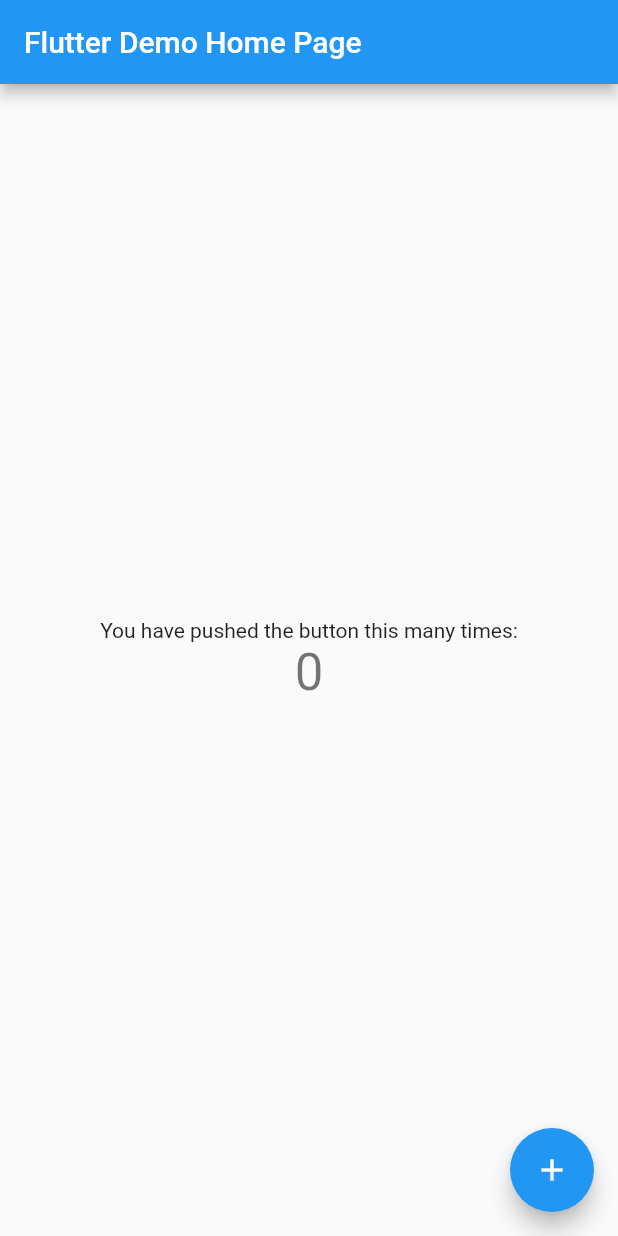
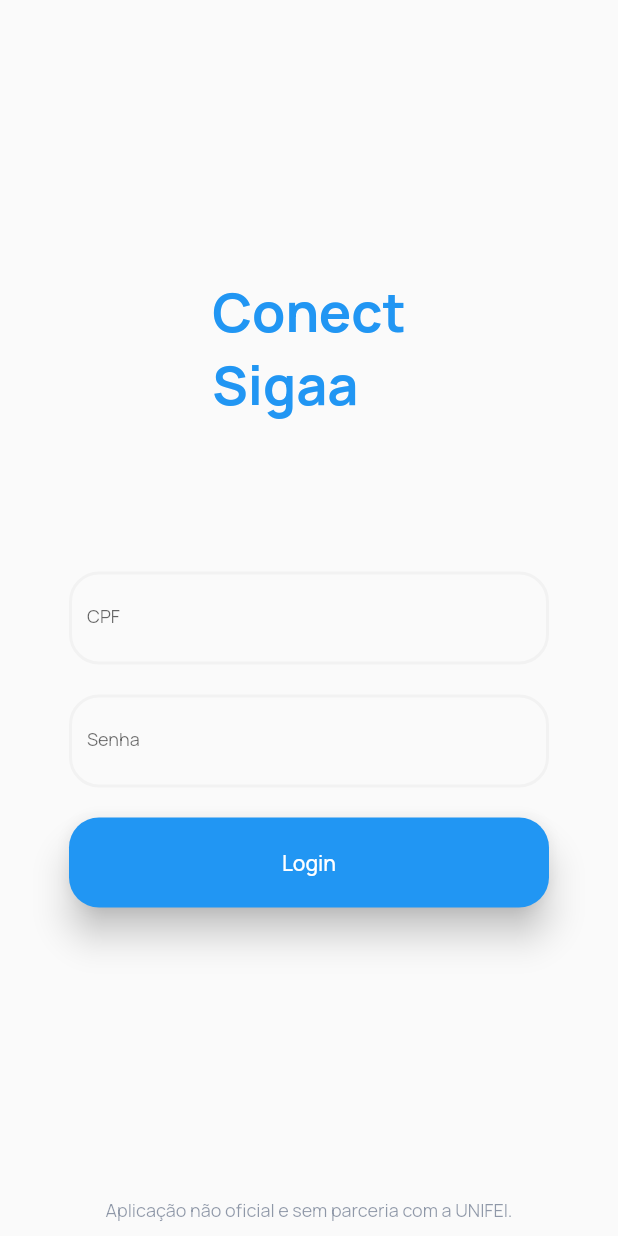
Before and after one commit to marcos-bah/semana-prog-app_unifei, a Flutter app: the screen it shows after launch, on a phone screen of 412 x 824 dp. Run offline on Flutter 3.47's test engine with Material 2 defaults, Android fonts, the phone set to English and light mode, and no system bars; our stand-ins replace google_fonts.

Commit message:
last commit

```diff
--- a/lib/main.dart
+++ b/lib/main.dart
@@ -1,115 +1,6 @@
+import 'package:app_unifei/src/app/app.dart';
 import 'package:flutter/material.dart';
 
 void main() {
   runApp(const MyApp());
 }
-
-class MyApp extends StatelessWidget {
-  const MyApp({super.key});
-
-  // This widget is the root of your application.
-  @override
-  Widget build(BuildContext context) {
-    return MaterialApp(
-      title: 'Flutter Demo',
-      theme: ThemeData(
-        // This is the theme of your application.
-        //
-        // Try running your application with "flutter run". You'll see the
-        // application has a blue toolbar. Then, without quitting the app, try
-        // changing the primarySwatch below to Colors.green and then invoke
-        // "hot reload" (press "r" in the console where you ran "flutter run",
-        // or simply save your changes to "hot reload" in a Flutter IDE).
-        // Notice that the counter didn't reset back to zero; the application
-        // is not restarted.
-        primarySwatch: Colors.blue,
-      ),
-      home: const MyHomePage(title: 'Flutter Demo Home Page'),
-    );
-  }
-}
-
-class MyHomePage extends StatefulWidget {
-  const MyHomePage({super.key, required this.title});
-
-  // This widget is the home page of your application. It is stateful, meaning
-  // that it has a State object (defined below) that contains fields that affect
-  // how it looks.
-
-  // This class is the configuration for the state. It holds the values (in this
-  // case the title) provided by the parent (in this case the App widget) and
-  // used by the build method of the State. Fields in a Widget subclass are
-  // always marked "final".
-
-  final String title;
-
-  @override
-  State<MyHomePage> createState() => _MyHomePageState();
-}
-
-class _MyHomePageState extends State<MyHomePage> {
-  int _counter = 0;
-
-  void _incrementCounter() {
-    setState(() {
-      // This call to setState tells the Flutter framework that something has
-      // changed in this State, which causes it to rerun the build method below
-      // so that the display can reflect the updated values. If we changed
-      // _counter without calling setState(), then the build method would not be
-      // called again, and so nothing would appear to happen.
-      _counter++;
-    });
-  }
-
-  @override
-  Widget build(BuildContext context) {
-    // This method is rerun every time setState is called, for instance as done
-    // by the _incrementCounter method above.
-    //
-    // The Flutter framework has been optimized to make rerunning build methods
-    // fast, so that you can just rebuild anything that needs updating rather
-    // than having to individually change instances of widgets.
-    return Scaffold(
-      appBar: AppBar(
-        // Here we take the value from the MyHomePage object that was created by
-        // the App.build method, and use it to set our appbar title.
-        title: Text(widget.title),
-      ),
-      body: Center(
-        // Center is a layout widget. It takes a single child and positions it
-        // in the middle of the parent.
-        child: Column(
-          // Column is also a layout widget. It takes a list of children and
-          // arranges them vertically. By default, it sizes itself to fit its
-          // children horizontally, and tries to be as tall as its parent.
-          //
-          // Invoke "debug painting" (press "p" in the console, choose the
-          // "Toggle Debug Paint" action from the Flutter Inspector in Android
-          // Studio, or the "Toggle Debug Paint" command in Visual Studio Code)
-          // to see the wireframe for each widget.
-          //
-          // Column has various properties to control how it sizes itself and
-          // how it positions its children. Here we use mainAxisAlignment to
-          // center the children vertically; the main axis here is the vertical
-          // axis because Columns are vertical (the cross axis would be
-          // horizontal).
-          mainAxisAlignment: MainAxisAlignment.center,
-          children: <Widget>[
-            const Text(
-              'You have pushed the button this many times:',
-            ),
-            Text(
-              '$_counter',
-              style: Theme.of(context).textTheme.headline4,
-            ),
-          ],
-        ),
-      ),
-      floatingActionButton: FloatingActionButton(
-        onPressed: _incrementCounter,
-        tooltip: 'Increment',
-        child: const Icon(Icons.add),
-      ), // This trailing comma makes auto-formatting nicer for build methods.
-    );
-  }
-}
--- /dev/null
+++ b/lib/src/app/app.dart
@@ -0,0 +1,27 @@
+import 'package:app_unifei/src/app/theme.dart';
+import 'package:app_unifei/src/login/login.view.dart';
+import 'package:flutter/material.dart';
+import 'package:google_fonts/google_fonts.dart';
+
+import '../home/home.view.dart';
+
+class MyApp extends StatelessWidget {
+  const MyApp({super.key});
+
+  // This widget is the root of your application.
+  @override
+  Widget build(BuildContext context) {
+    return MaterialApp(
+      debugShowCheckedModeBanner: false,
+      title: 'Random Numbers',
+      theme: ThemeData(
+        primarySwatch: AppTheme.primary,
+        fontFamily: GoogleFonts.manrope().fontFamily,
+      ),
+      routes: {
+        '/': (context) => const LoginView(),
+        '/home': (context) => const HomeView(),
+      },
+    );
+  }
+}
--- /dev/null
+++ b/lib/src/app/theme.dart
@@ -0,0 +1,6 @@
+import 'package:flutter/material.dart';
+
+class AppTheme {
+  static const primary = Colors.blue;
+  static const color = "#333";
+}
--- /dev/null
+++ b/lib/src/home/home.view.dart
@@ -0,0 +1,40 @@
+import 'package:flutter/material.dart';
+
+class HomeView extends StatefulWidget {
+  const HomeView({super.key});
+
+  @override
+  State<HomeView> createState() => _HomeViewState();
+}
+
+class _HomeViewState extends State<HomeView> {
+  @override
+  Widget build(BuildContext context) {
+    return Scaffold(
+      appBar: AppBar(
+        title: const Text('Home'),
+        centerTitle: true,
+        elevation: 0,
+      ),
+      body: SafeArea(
+        child: SizedBox(
+          width: MediaQuery.of(context).size.width,
+          child: Column(
+            crossAxisAlignment: CrossAxisAlignment.center,
+            mainAxisAlignment: MainAxisAlignment.center,
+            children: [
+              const Text('Tela principal', textAlign: TextAlign.center),
+              TextButton(
+                onPressed: () {
+                  Navigator.of(context).pushNamed('/');
+                },
+                style: const ButtonStyle(),
+                child: const Text("Voltar a tela anterior!"),
+              )
+            ],
+          ),
+        ),
+      ),
+    );
+  }
+}
--- /dev/null
+++ b/lib/src/login/login.view.dart
@@ -0,0 +1,109 @@
+import 'package:app_unifei/src/app/theme.dart';
+import 'package:app_unifei/src/shared/textFormField.widget.dart';
+import 'package:flutter/material.dart';
+
+class LoginView extends StatefulWidget {
+  const LoginView({super.key});
+
+  @override
+  State<LoginView> createState() => _LoginViewState();
+}
+
+class _LoginViewState extends State<LoginView> {
+  final _formKey = GlobalKey<FormState>();
+  bool loading = false;
+  @override
+  Widget build(BuildContext context) {
+    return Scaffold(
+      body: SafeArea(
+        child: SingleChildScrollView(
+          child: Center(
+            child: SizedBox(
+              width: MediaQuery.of(context).size.width,
+              height: MediaQuery.of(context).size.height,
+              child: Form(
+                key: _formKey,
+                child: Column(
+                  children: [
+                    const Spacer(),
+                    const Text(
+                      "Conect\nSigaa",
+                      style: TextStyle(
+                        fontSize: 36,
+                        fontWeight: FontWeight.bold,
+                        color: AppTheme.primary,
+                      ),
+                      textAlign: TextAlign.start,
+                    ),
+                    const SizedBox(
+                      height: 80,
+                    ),
+                    const TextFormFieldWidget(
+                      label: "CPF",
+                      obscure: false,
+                    ),
+                    const TextFormFieldWidget(
+                      label: "Senha",
+                      obscure: true,
+                    ),
+                    const SizedBox(
+                      height: 20,
+                    ),
+                    TextButton(
+                      onPressed: () {
+                        setState(() {
+                          loading = !loading;
+                          Future.delayed(const Duration(seconds: 2), () {
+                            setState(() {
+                              loading = !loading;
+                              Navigator.of(context).pushNamed('/home');
+                              ScaffoldMessenger.of(context).showSnackBar(
+                                const SnackBar(
+                                  content: Text(
+                                    "Login realizado com sucesso",
+                                    textAlign: TextAlign.center,
+                                  ),
+                                ),
+                              );
+                            });
+                          });
+                        });
+                      },
+                      style: TextButton.styleFrom(
+                        elevation: 10,
+                        fixedSize: const Size(320, 60),
+                        backgroundColor: Colors.blue,
+                        shape: RoundedRectangleBorder(
+                          borderRadius: BorderRadius.circular(20.0),
+                        ),
+                      ),
+                      child: loading
+                          ? const CircularProgressIndicator(
+                              color: Colors.white,
+                            )
+                          : const Text(
+                              "Login",
+                              style: TextStyle(color: Colors.white),
+                            ),
+                    ),
+                    const Spacer(),
+                    Container(
+                      margin: const EdgeInsets.all(10),
+                      child: Text(
+                        "Aplicação não oficial e sem parceria com a UNIFEI.",
+                        style: TextStyle(
+                          fontSize: 12,
+                          color: const Color(0xff243656).withOpacity(0.5),
+                        ),
+                      ),
+                    ),
+                  ],
+                ),
+              ),
+            ),
+          ),
+        ),
+      ),
+    );
+  }
+}
--- /dev/null
+++ b/lib/src/shared/textFormField.widget.dart
@@ -0,0 +1,49 @@
+import 'package:flutter/material.dart';
+
+class TextFormFieldWidget extends StatefulWidget {
+  final String label;
+  final bool obscure;
+  const TextFormFieldWidget(
+      {super.key, required this.label, required this.obscure});
+
+  @override
+  State<TextFormFieldWidget> createState() => _TextFormFieldWidgetState();
+}
+
+class _TextFormFieldWidgetState extends State<TextFormFieldWidget> {
+  @override
+  Widget build(BuildContext context) {
+    return Container(
+      width: 320,
+      margin: const EdgeInsets.only(top: 20),
+      child: TextFormField(
+        obscureText: widget.obscure,
+        decoration: InputDecoration(
+          labelText: widget.label,
+          labelStyle: const TextStyle(
+            fontSize: 12,
+            fontWeight: FontWeight.w400,
+          ),
+          enabledBorder: const OutlineInputBorder(
+            borderSide: BorderSide(
+              color: Color(0xffF2F2F2),
+              width: 2,
+            ),
+            borderRadius: BorderRadius.all(
+              Radius.circular(20.0),
+            ),
+          ),
+          border: const OutlineInputBorder(
+            borderSide: BorderSide(
+              color: Color(0xffF2F2F2),
+              width: 0.5,
+            ),
+            borderRadius: BorderRadius.all(
+              Radius.circular(20.0),
+            ),
+          ),
+        ),
+      ),
+    );
+  }
+}
--- a/pubspec.yaml
+++ b/pubspec.yaml
@@ -36,6 +36,7 @@
   # The following adds the Cupertino Icons font to your application.
   # Use with the CupertinoIcons class for iOS style icons.
   cupertino_icons: ^1.0.2
+  google_fonts: ^3.0.1
 
 dev_dependencies:
   flutter_test:
```
Also changed, not shown: pubspec.lock, 2 other files.
